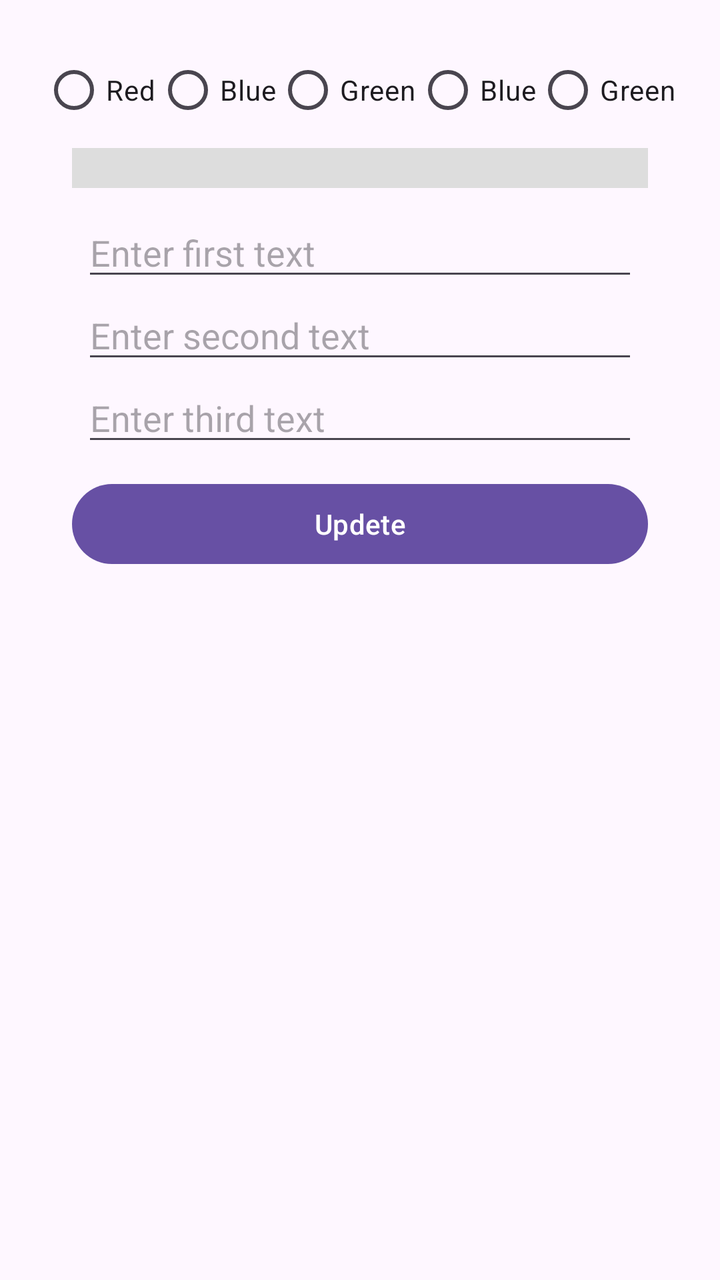
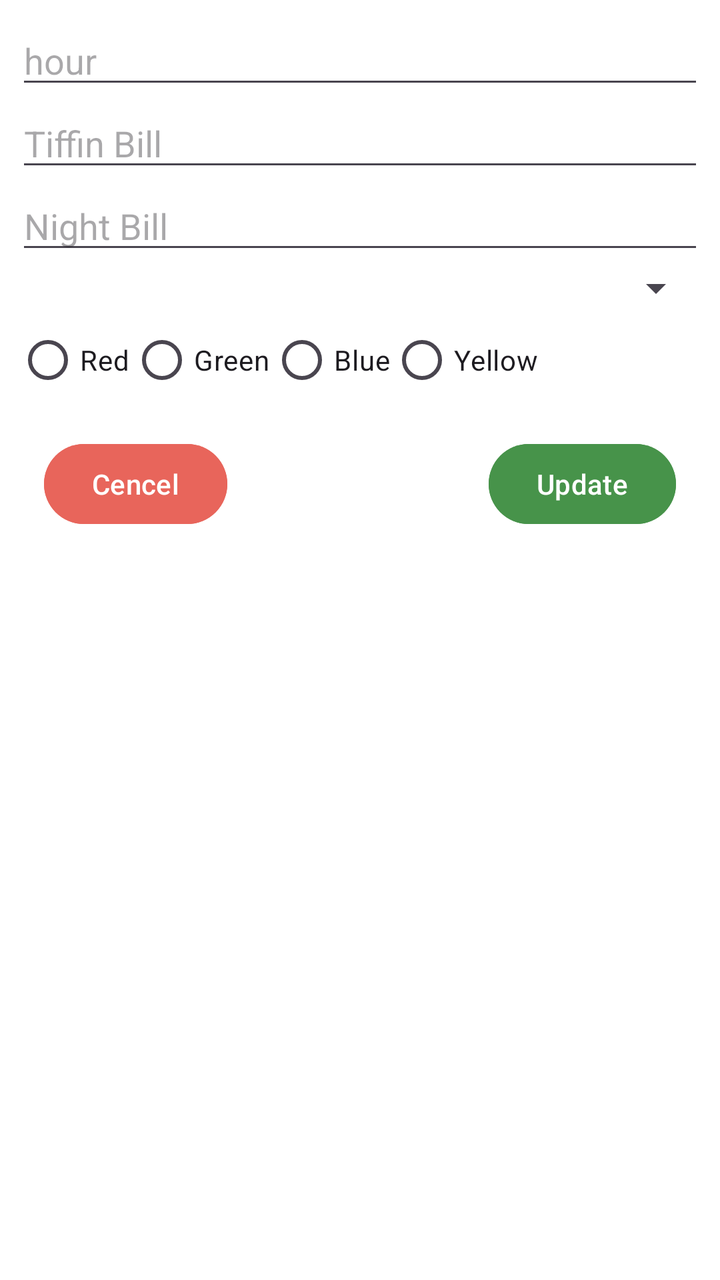

The first picture is an Android layout as it rendered before a commit; the second is the same layout after the commit. The layout source and the unified diff follow.
<!-- AndroidManifest.xml: application theme Theme.DeteTrensferCelenderpp -->
<!-- res/layout/dialog_update_c.xml -->
<?xml version="1.0" encoding="utf-8"?>
<LinearLayout xmlns:android="http://schemas.android.com/apk/res/android"
    android:layout_width="match_parent"
    android:layout_height="wrap_content"
    android:orientation="vertical"
    android:padding="16dp">

    <HorizontalScrollView
        android:layout_width="match_parent"
        android:layout_height="wrap_content"
        android:padding="5dp"
        >

        <RadioGroup
            android:id="@+id/celender_dialog_radioGroup"
            android:layout_width="match_parent"
            android:layout_height="wrap_content"
            android:orientation="horizontal">

            <RadioButton
                android:id="@+id/celender_dialog_radio1"
                android:layout_width="wrap_content"
                android:layout_height="wrap_content"
                android:text="Red" />

            <RadioButton
                android:id="@+id/celender_dialog_radio2"
                android:layout_width="wrap_content"
                android:layout_height="wrap_content"
                android:text="Blue" />

            <RadioButton
                android:id="@+id/celender_dialog_radio3"
                android:layout_width="wrap_content"
                android:layout_height="wrap_content"
                android:text="Green" />

            <RadioButton
                android:id="@+id/celender_dialog_radio4"
                android:layout_width="wrap_content"
                android:layout_height="wrap_content"
                android:text="Blue" />

            <RadioButton
                android:id="@+id/celender_dialog_radio5"
                android:layout_width="wrap_content"
                android:layout_height="wrap_content"
                android:text="Green" />
        </RadioGroup>


    </HorizontalScrollView>


    <Spinner
        android:id="@+id/celender_dialog_spinner"
        android:layout_width="match_parent"
        android:layout_height="wrap_content"
        android:layout_marginEnd="20dp"
        android:layout_marginStart="20dp"
        android:padding="10dp"
        android:background="#ddd"/>

    <LinearLayout
        android:layout_width="match_parent"
        android:layout_height="wrap_content"
        android:orientation="vertical"
        android:layout_marginStart="20dp"
        android:layout_marginEnd="20dp"
        android:layout_marginTop="5dp"
        android:padding="5dp"
        >


        <EditText
            android:id="@+id/celender_dialog_editText1"
            android:layout_width="match_parent"
            android:layout_height="wrap_content"
            android:hint="Enter first text" />

        <EditText
            android:id="@+id/celender_dialog_editText2"
            android:layout_width="match_parent"
            android:layout_height="wrap_content"
            android:hint="Enter second text" />

        <EditText
            android:id="@+id/celender_dialog_editText3"
            android:layout_width="match_parent"
            android:layout_height="wrap_content"
            android:hint="Enter third text" />


    </LinearLayout>
    <Button
        android:id="@+id/celender_dialog_button"
        android:layout_width="match_parent"
        android:layout_height="wrap_content"
        android:text="Updete"
        android:layout_marginTop="5dp"
        android:layout_marginEnd="20dp"
        android:layout_marginStart="20dp"/>

</LinearLayout>
<!-- resources referenced by this layout -->
<resources>
  <style name="Theme.DeteTrensferCelenderpp" parent="Base.Theme.DeteTrensferCelenderpp" />
  <style name="Base.Theme.DeteTrensferCelenderpp" parent="Theme.Material3.DayNight.NoActionBar">
          
          
      </style>
</resources>

<!-- the commit's change to res/layout/dialog_update_c.xml (unified diff, before → after) -->
@@ -3,102 +3,102 @@
     android:layout_width="match_parent"
     android:layout_height="wrap_content"
     android:orientation="vertical"
-    android:padding="16dp">
+    android:padding="8dp"
+    android:elevation="8dp"
+    android:background="@color/white">
+
+
+    <EditText
+        android:id="@+id/dialog_editText1"
+        android:layout_height="wrap_content"
+        android:layout_width="match_parent"
+        android:hint="hour"/>
+
+<EditText
+    android:id="@+id/dialog_editText2"
+    android:layout_height="wrap_content"
+    android:layout_width="match_parent"
+android:hint="Tiffin Bill"/>
+
+<EditText
+android:id="@+id/dialog_editText3"
+    android:layout_height="wrap_content"
+    android:layout_width="match_parent"
+android:hint="Night Bill"/>
+
+<Spinner
+android:id="@+id/dialog_spinner"
+    android:layout_height="wrap_content"
+    android:layout_width="match_parent"/>
 
     <HorizontalScrollView
         android:layout_width="match_parent"
         android:layout_height="wrap_content"
-        android:padding="5dp"
+        android:paddingBottom="9dp"
         >
-
         <RadioGroup
-            android:id="@+id/celender_dialog_radioGroup"
+            android:id="@+id/dialog_radioGroup"
+            android:layout_height="wrap_content"
             android:layout_width="match_parent"
-            android:layout_height="wrap_content"
             android:orientation="horizontal">
-
+            
             <RadioButton
-                android:id="@+id/celender_dialog_radio1"
+                android:id="@+id/rb_red"
+                android:tag="#E4635A"
+                android:layout_height="wrap_content"
                 android:layout_width="wrap_content"
+                android:text="Red" />
+            <RadioButton
+                android:id="@+id/rb_green"
+                android:tag="#4CAF50"
                 android:layout_height="wrap_content"
-                android:text="Red" />
-
+                android:layout_width="wrap_content"
+                android:text="Green" />
             <RadioButton
-                android:id="@+id/celender_dialog_radio2"
+                android:id="@+id/rb_blue"
+                android:tag="#596DD6"
+                android:layout_height="wrap_content"
                 android:layout_width="wrap_content"
+                android:text="Blue" />
+            <RadioButton
+                android:id="@+id/rb_yellow"
+                android:tag="#FFC107"
                 android:layout_height="wrap_content"
-                android:text="Blue" />
-
-            <RadioButton
-                android:id="@+id/celender_dialog_radio3"
                 android:layout_width="wrap_content"
-                android:layout_height="wrap_content"
-                android:text="Green" />
-
-            <RadioButton
-                android:id="@+id/celender_dialog_radio4"
-                android:layout_width="wrap_content"
-                android:layout_height="wrap_content"
-                android:text="Blue" />
-
-            <RadioButton
-                android:id="@+id/celender_dialog_radio5"
-                android:layout_width="wrap_content"
-                android:layout_height="wrap_content"
-                android:text="Green" />
+                android:text="Yellow" />
+            
         </RadioGroup>
-
-
     </HorizontalScrollView>
 
 
-    <Spinner
-        android:id="@+id/celender_dialog_spinner"
+
+    <RelativeLayout
         android:layout_width="match_parent"
         android:layout_height="wrap_content"
-        android:layout_marginEnd="20dp"
-        android:layout_marginStart="20dp"
-        android:padding="10dp"
-        android:background="#ddd"/>
-
-    <LinearLayout
-        android:layout_width="match_parent"
-        android:layout_height="wrap_content"
-        android:orientation="vertical"
-        android:layout_marginStart="20dp"
-        android:layout_marginEnd="20dp"
-        android:layout_marginTop="5dp"
-        android:padding="5dp"
-        >
+        android:padding="5dp">
 
 
-        <EditText
-            android:id="@+id/celender_dialog_editText1"
-            android:layout_width="match_parent"
+        <Button
+            android:id="@+id/dialog_update_btn"
             android:layout_height="wrap_content"
-            android:hint="Enter first text" />
+            android:layout_width="wrap_content"
+            android:layout_alignParentEnd="true"
+            android:layout_marginEnd="9dp"
+            android:backgroundTint="#47934A"
+            android:text="Update"/>
 
-        <EditText
-            android:id="@+id/celender_dialog_editText2"
-            android:layout_width="match_parent"
+        <Button
+            android:id="@+id/dialog_cancel_btn"
             android:layout_height="wrap_content"
-            android:hint="Enter second text" />
+            android:layout_width="wrap_content"
+            android:layout_alignParentStart="true"
+            android:layout_marginStart="9dp"
+            android:backgroundTint="#E8655B"
+            android:text="Cencel"
+            />
 
-        <EditText
-            android:id="@+id/celender_dialog_editText3"
-            android:layout_width="match_parent"
-            android:layout_height="wrap_content"
-            android:hint="Enter third text" />
+
+    </RelativeLayout>
 
 
     </LinearLayout>
-    <Button
-        android:id="@+id/celender_dialog_button"
-        android:layout_width="match_parent"
-        android:layout_height="wrap_content"
-        android:text="Updete"
-        android:layout_marginTop="5dp"
-        android:layout_marginEnd="20dp"
-        android:layout_marginStart="20dp"/>
-
-</LinearLayout>
<!-- resource entries referenced after the edit -->
@@ -1,5 +1,6 @@
 <!-- resources referenced by this layout -->
 <resources>
+  <color name="white">#FFFFFFFF</color>
   <style name="Theme.DeteTrensferCelenderpp" parent="Base.Theme.DeteTrensferCelenderpp" />
   <style name="Base.Theme.DeteTrensferCelenderpp" parent="Theme.Material3.DayNight.NoActionBar">
           
